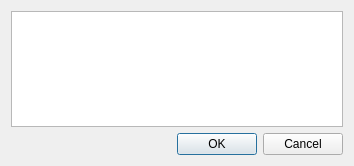
First picture: the form in dialogs/dialogedittoken.ui, repository iEPCBM/AMS-Rufina, before the edit.
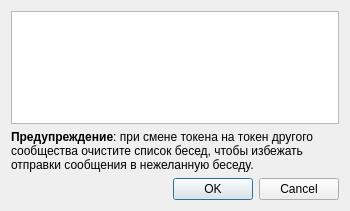
Second picture: the form after the edit.

Patch:
```diff
--- a/dialogs/dialogedittoken.ui
+++ b/dialogs/dialogedittoken.ui
@@ -6,27 +6,27 @@
    <rect>
     <x>0</x>
     <y>0</y>
-    <width>354</width>
-    <height>166</height>
+    <width>350</width>
+    <height>211</height>
    </rect>
   </property>
   <property name="minimumSize">
    <size>
-    <width>354</width>
-    <height>166</height>
+    <width>350</width>
+    <height>211</height>
    </size>
   </property>
   <property name="maximumSize">
    <size>
-    <width>354</width>
-    <height>166</height>
+    <width>350</width>
+    <height>211</height>
    </size>
   </property>
   <property name="windowTitle">
    <string>Редактирование токена</string>
   </property>
   <layout class="QGridLayout" name="gridLayout">
-   <item row="1" column="0">
+   <item row="2" column="0">
     <widget class="QDialogButtonBox" name="buttonBox">
      <property name="orientation">
       <enum>Qt::Horizontal</enum>
@@ -36,6 +36,16 @@
      </property>
     </widget>
    </item>
+   <item row="1" column="0">
+    <widget class="QLabel" name="label">
+     <property name="text">
+      <string>&lt;html&gt;&lt;head/&gt;&lt;body&gt;&lt;p&gt;&lt;span style=&quot; font-weight:600;&quot;&gt;Предупреждение&lt;/span&gt;: при смене токена на токен другого сообщества очистите список бесед, чтобы избежать отправки сообщения в нежеланную беседу.&lt;/p&gt;&lt;/body&gt;&lt;/html&gt;</string>
+     </property>
+     <property name="wordWrap">
+      <bool>true</bool>
+     </property>
+    </widget>
+   </item>
    <item row="0" column="0">
     <widget class="QPlainTextEdit" name="pteToken"/>
    </item>
```
